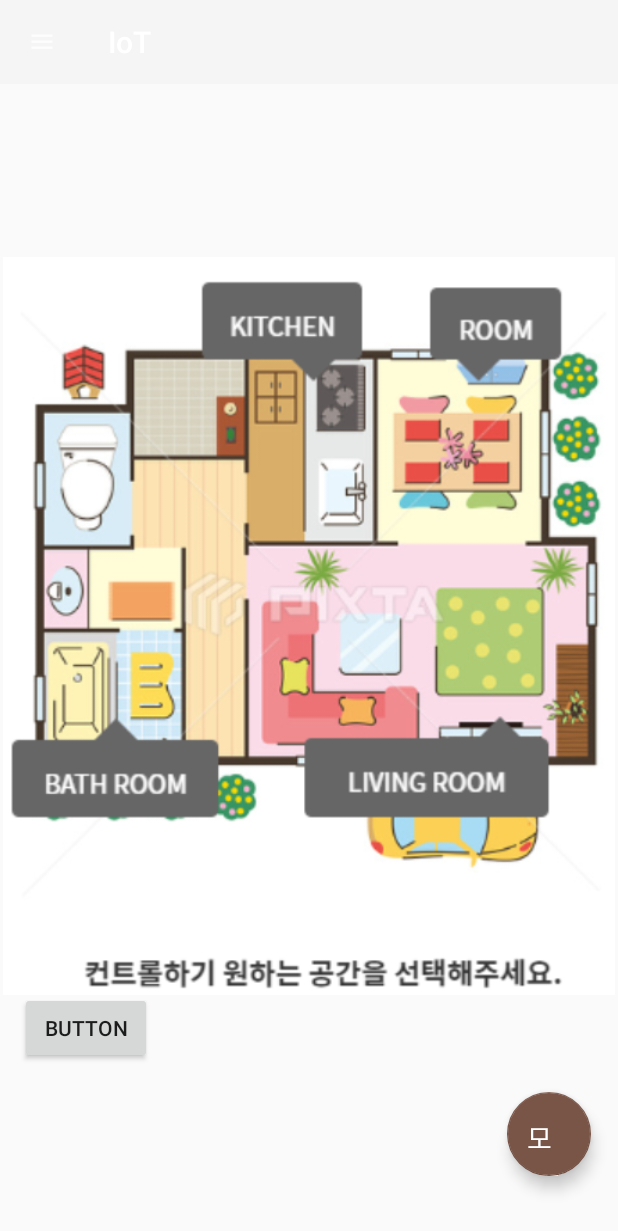
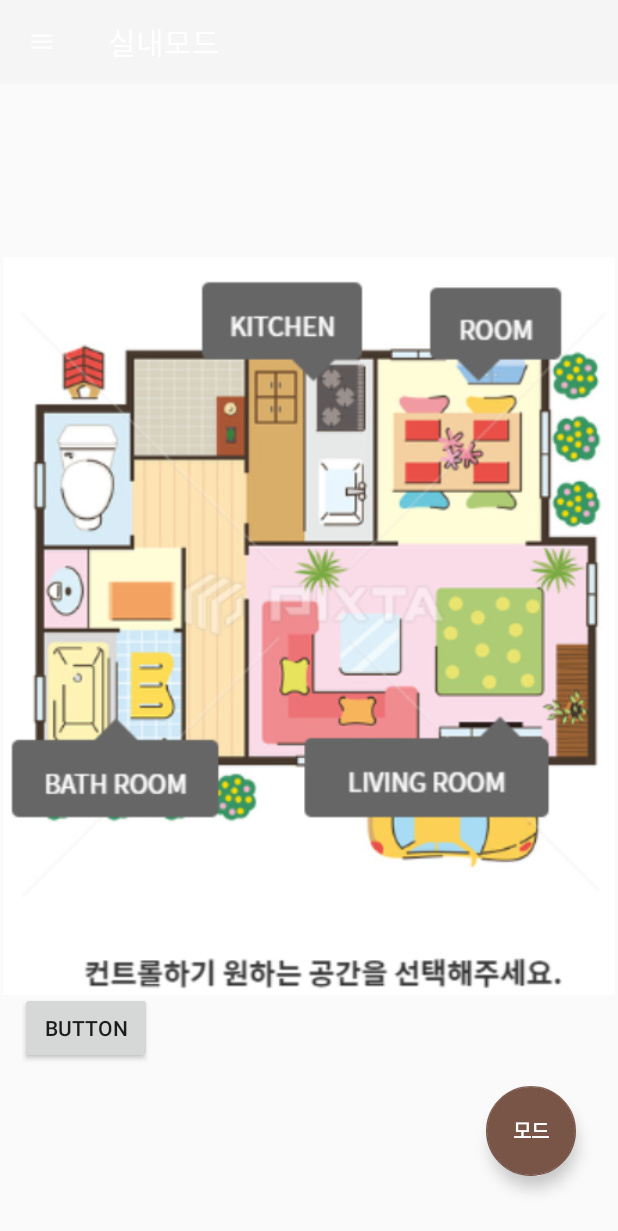
Before and after one commit to Chokyungsun/SmartHomeIOT, an Android app: the MapActivity screen opened directly, with no data from a screen before it, on a phone screen of 412 x 824 dp. Shown: the top 1231 px of the screen. Run offline under Robolectric (Android 15) with nearby library versions, the phone set to English and light mode, and no system bars.

Commit message:
title 변경

```diff
--- a/Application/src/main/AndroidManifest.xml
+++ b/Application/src/main/AndroidManifest.xml
@@ -10,10 +10,11 @@
     <uses-permission android:name="android.permission.READ_PROFILE" />
     <uses-permission android:name="android.permission.READ_CONTACTS" />
 
+
     <application
         android:allowBackup="true"
         android:icon="@drawable/logo"
-        android:label="IoT"
+        android:label = "@string/label"
         android:theme="@style/AppTheme">
         <activity android:name=".TimerActivity"></activity>
         <activity
--- a/Application/src/main/java/com/example/android/bluetoothchat/MapActivity.java
+++ b/Application/src/main/java/com/example/android/bluetoothchat/MapActivity.java
@@ -1,5 +1,6 @@
 package com.example.android.bluetoothchat;
 
+import android.app.Application;
 import android.content.DialogInterface;
 import android.content.Intent;
 import android.support.design.widget.FloatingActionButton;
@@ -16,8 +17,6 @@
 import android.view.View;
 import android.view.animation.Animation;
 import android.view.animation.AnimationUtils;
-import android.widget.ListView;
-import android.widget.TextView;
 import android.widget.Toast;
 
 public class MapActivity extends AppCompatActivity implements View.OnClickListener{
@@ -34,6 +33,7 @@
     protected void onCreate(Bundle savedInstanceState) {
         super.onCreate(savedInstanceState);
         setContentView(R.layout.activity_map);
+
 
         fab_open = AnimationUtils.loadAnimation(getApplicationContext(), R.anim.fab);
         fab_close = AnimationUtils.loadAnimation(getApplicationContext(), R.anim.fab_close);
@@ -91,15 +91,14 @@
         switch (id) {
             case R.id.fab:
                 anim();
-                Toast.makeText(this, "Floating Action Button", Toast.LENGTH_SHORT).show();
                 break;
             case R.id.fab_inside:
                 anim();
-                Toast.makeText(this, "Button1", Toast.LENGTH_SHORT).show();
+                setTitle("실내모드");
                 break;
             case R.id.fab_outside:
                 anim();
-                Toast.makeText(this, "Button2", Toast.LENGTH_SHORT).show();
+                setTitle("실외모드");
                 break;
         }
     }
@@ -179,7 +178,4 @@
     }
 
 
-
-
-
 }
--- a/Application/src/main/res/layout/activity_map.xml
+++ b/Application/src/main/res/layout/activity_map.xml
@@ -2,14 +2,13 @@
 
 <android.support.v4.widget.DrawerLayout xmlns:android="http://schemas.android.com/apk/res/android"
     xmlns:app="http://schemas.android.com/apk/res-auto"
+    xmlns:tools="http://schemas.android.com/tools"
     android:id="@+id/drawer_layout"
     android:layout_width="match_parent"
     android:layout_height="match_parent"
     android:orientation="vertical">
 
-    <RelativeLayout xmlns:android="http://schemas.android.com/apk/res/android"
-        xmlns:app="http://schemas.android.com/apk/res-auto"
-        xmlns:tools="http://schemas.android.com/tools"
+    <RelativeLayout
         android:layout_width="match_parent"
         android:layout_height="match_parent"
         tools:context=".MapActivity">
@@ -146,77 +145,82 @@
         android:text="Button" />
 
     <!--Main fab-->
+
         <android.support.design.widget.FloatingActionButton
             android:id="@+id/fab"
-        android:layout_width="91dp"
-        android:layout_height="84dp"
+            android:layout_width="120dp"
+            android:layout_height="120dp"
             android:layout_alignParentEnd="true"
             android:layout_alignParentRight="true"
             android:layout_alignParentBottom="true"
             android:layout_gravity="bottom|end"
             android:layout_marginEnd="18dp"
-        android:layout_marginRight="18dp"
+            android:layout_marginRight="28dp"
             android:layout_marginBottom="40dp"
             app:backgroundTint="@color/colorPrimary"
-        app:fabSize="normal" />
+            app:fabCustomSize="60dp" />
 
+        <!--실외모드 fab-->
         <TextView
-        android:layout_width="wrap_content"
-        android:layout_height="wrap_content"
+            android:layout_width="58dp"
+            android:layout_height="49dp"
             android:layout_alignStart="@+id/fab"
             android:layout_alignLeft="@+id/fab"
             android:layout_alignTop="@+id/fab"
             android:layout_alignEnd="@+id/fab"
             android:layout_alignRight="@+id/fab"
             android:layout_alignBottom="@+id/fab"
-        android:layout_marginStart="13dp"
-        android:layout_marginLeft="13dp"
-        android:layout_marginTop="17dp"
-        android:layout_marginEnd="10dp"
-        android:layout_marginRight="10dp"
-        android:layout_marginBottom="15dp"
+            android:layout_marginStart="18dp"
+            android:layout_marginLeft="18dp"
+            android:layout_marginTop="19dp"
+            android:layout_marginEnd="15dp"
+            android:layout_marginRight="15dp"
+            android:layout_marginBottom="16dp"
             android:elevation="6dp"
             android:text="모드"
             android:textColor="#fff"
-        android:textSize="18dp"
-        app:layout_anchor="@id/fab"
+            android:textSize="13dp"
+            android:textStyle="bold"
+            android:visibility="visible"
+            app:layout_anchor="@+id/fab"
             app:layout_anchorGravity="center" />
 
-    <!--실외모드 fab-->
         <android.support.design.widget.FloatingActionButton
             android:id="@+id/fab_outside"
-        android:layout_width="wrap_content"
-        android:layout_height="wrap_content"
+            android:layout_width="70dp"
+            android:layout_height="70dp"
             android:layout_above="@+id/fab"
             android:layout_alignEnd="@+id/imageView"
             android:layout_alignRight="@+id/imageView"
             android:layout_gravity="bottom|end"
-        android:layout_marginEnd="17dp"
-        android:layout_marginRight="17dp"
+            android:layout_marginEnd="18dp"
+            android:layout_marginRight="18dp"
             android:layout_marginBottom="13dp"
             android:src="@drawable/outsidemode"
             android:visibility="invisible"
             app:backgroundTint="@color/colorPrimary"
             app:elevation="6dp"
+            app:fabCustomSize="80dp"
             app:pressedTranslationZ="12dp" />
 
 
     <!--실내모드 fab-->
         <android.support.design.widget.FloatingActionButton
             android:id="@+id/fab_inside"
-        android:layout_width="wrap_content"
-        android:layout_height="wrap_content"
+            android:layout_width="70dp"
+            android:layout_height="70dp"
             android:layout_above="@+id/fab_outside"
             android:layout_alignEnd="@+id/imageView"
             android:layout_alignRight="@+id/imageView"
             android:layout_gravity="bottom|end"
-        android:layout_marginEnd="19dp"
-        android:layout_marginRight="19dp"
+            android:layout_marginEnd="18dp"
+            android:layout_marginRight="18dp"
             android:layout_marginBottom="12dp"
             android:src="@drawable/insidemode"
             android:visibility="invisible"
             app:backgroundTint="@color/colorPrimary"
             app:elevation="6dp"
+            app:fabCustomSize="80dp"
             app:pressedTranslationZ="12dp" />
 
         <android.support.v7.widget.Toolbar
--- a/Application/src/main/res/values/base-strings.xml
+++ b/Application/src/main/res/values/base-strings.xml
@@ -32,4 +32,5 @@
 
         ]]>
     </string>
+    <string name="label">실내모드</string>
 </resources>
```
Also changed, not shown: 57 other files. Lines whose indentation alone changed are shown as unchanged.
